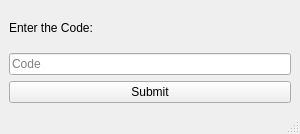
Old version of the form ui/xml/next.ui in the repository d1temnd/YandexIyceum_pasmanager.
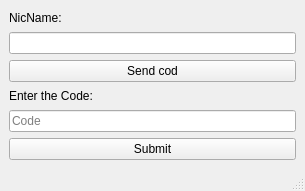
New version of the form.

The edit to the form file:
```diff
--- a/ui/xml/next.ui
+++ b/ui/xml/next.ui
@@ -6,8 +6,8 @@
    <rect>
     <x>0</x>
     <y>0</y>
-    <width>300</width>
-    <height>134</height>
+    <width>305</width>
+    <height>191</height>
    </rect>
   </property>
   <property name="windowTitle">
@@ -15,6 +15,23 @@
   </property>
   <widget class="QWidget" name="centralwidget">
    <layout class="QVBoxLayout" name="verticalLayout">
+    <item>
+     <widget class="QLabel" name="labelNic">
+      <property name="text">
+       <string>NicName:</string>
+      </property>
+     </widget>
+    </item>
+    <item>
+     <widget class="QLineEdit" name="NicEdit"/>
+    </item>
+    <item>
+     <widget class="QPushButton" name="sendCodeBtn">
+      <property name="text">
+       <string>Send cod</string>
+      </property>
+     </widget>
+    </item>
     <item>
      <widget class="QLabel" name="labelCode">
       <property name="text">
```
